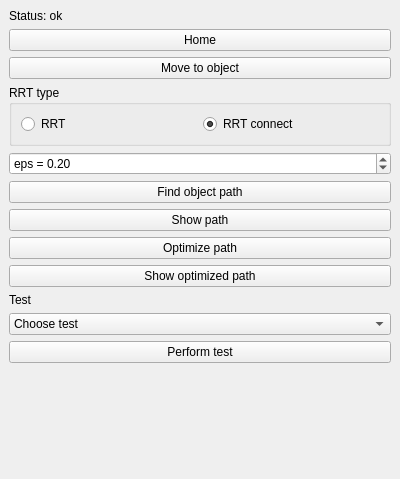
Before: the Qt Designer form plugin/src/DualRobotPlugin.ui in martinjakobsgaard/dual-robots, drawn with Qt 5.
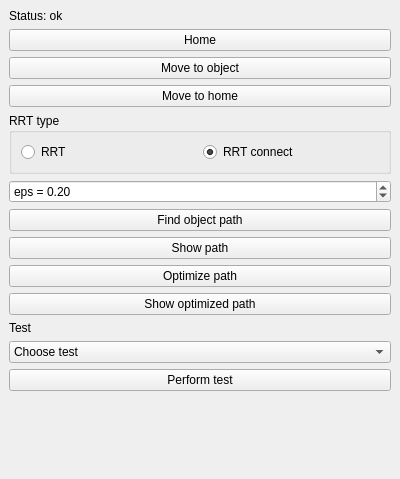
After: the same form once the commit is applied.

Commit message: Clean header and add new button

What changed in the file:
```diff
--- a/plugin/src/DualRobotPlugin.ui
+++ b/plugin/src/DualRobotPlugin.ui
@@ -42,6 +42,13 @@
       </property>
      </widget>
     </item>
+    <item>
+     <widget class="QPushButton" name="ui_button_movetohome">
+      <property name="text">
+       <string>Move to home</string>
+      </property>
+     </widget>
+    </item>
     <item>
      <widget class="QGroupBox" name="ui_groupbox_rrttype">
       <property name="title">
```
The commit also changes 1 other file.
